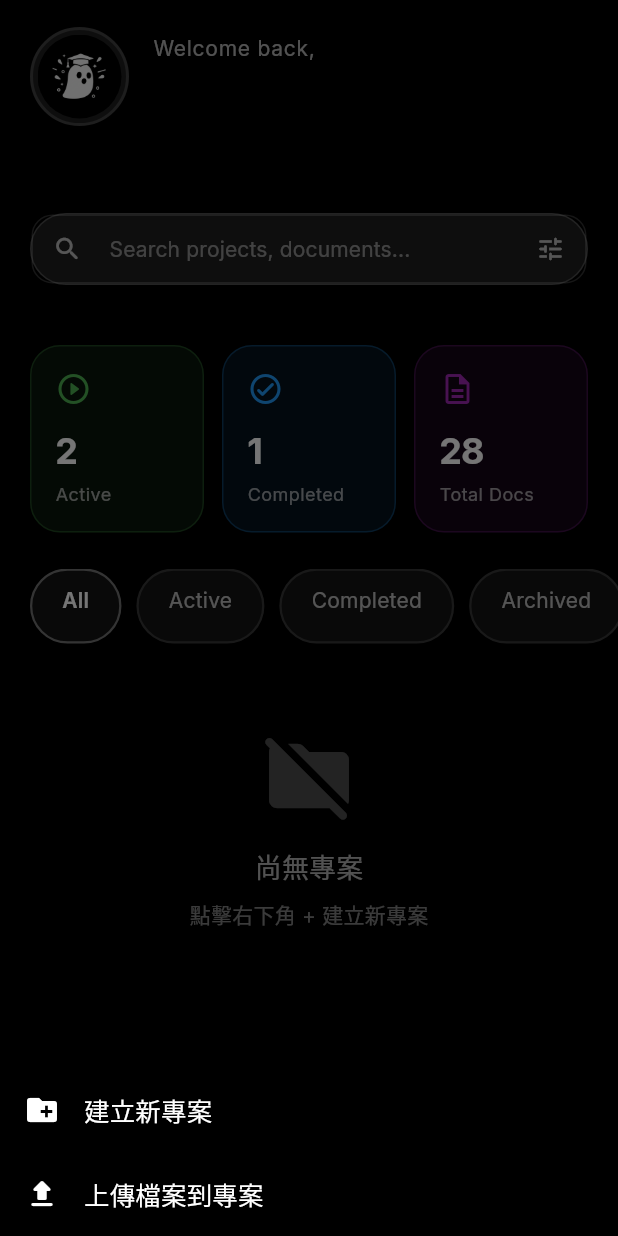
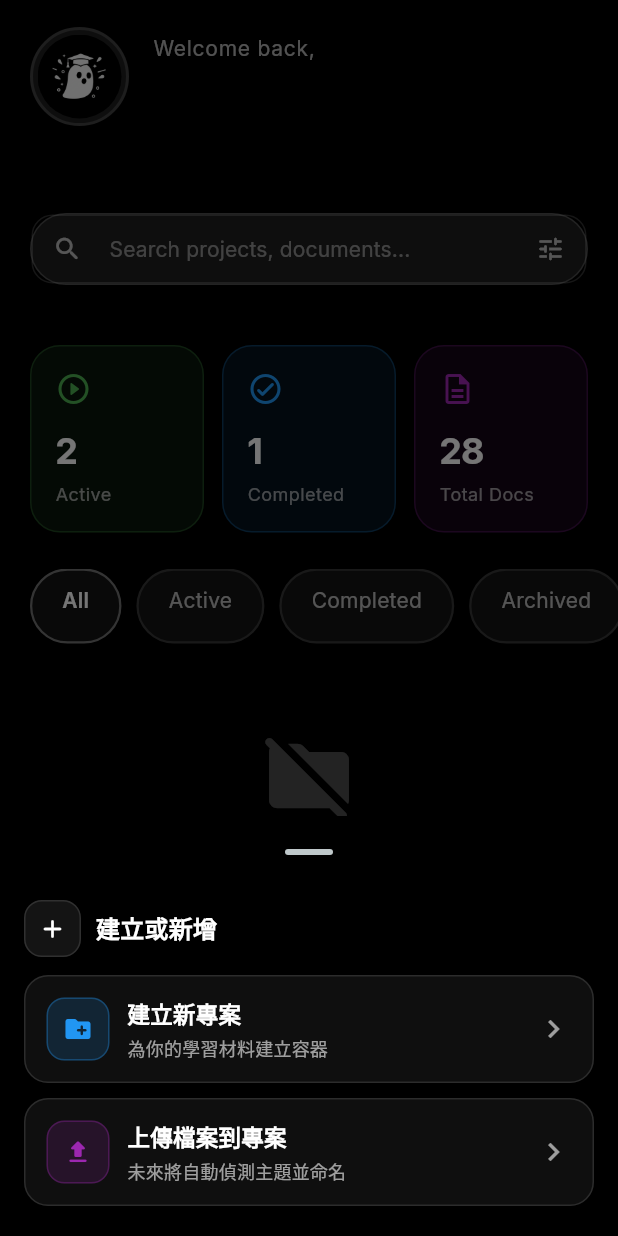
Before and after one commit to ghote-app/ghote, a Flutter app: the screen it shows once a user with an empty profile is signed in, after a tap on the "add" icon, on a phone screen of 412 x 824 dp. Run offline on Flutter 3.47's test engine with Material 3 defaults, Android fonts, the phone set to English and light mode, and no system bars; our stand-ins replace cloud_firestore, file_picker, firebase_auth, firebase_core, firebase_storage, go_router and 3 more; missing offline and left inert: dart:html; accounts and stored records are empty.

Commit message:
feat(ui): refine FAB bottom sheet with themed actions and copy

```diff
--- a/lib/screens/dashboard_screen.dart
+++ b/lib/screens/dashboard_screen.dart
@@ -518,32 +518,109 @@ class _DashboardScreenState extends State<DashboardScreen> with SingleTickerProv
     await showModalBottomSheet(
       context: context,
       backgroundColor: Colors.black,
-      shape: const RoundedRectangleBorder(borderRadius: BorderRadius.vertical(top: Radius.circular(16))),
+      showDragHandle: true,
+      shape: const RoundedRectangleBorder(
+        borderRadius: BorderRadius.vertical(top: Radius.circular(20)),
+      ),
       builder: (context) {
         return SafeArea(
+          child: Padding(
+            padding: const EdgeInsets.fromLTRB(16, 8, 16, 16),
             child: Column(
               mainAxisSize: MainAxisSize.min,
+              crossAxisAlignment: CrossAxisAlignment.start,
               children: <Widget>[
-              ListTile(
-                leading: const Icon(Icons.create_new_folder, color: Colors.white),
-                title: const Text('建立新專案', style: TextStyle(color: Colors.white)),
+                Row(
+                  children: [
+                    Container(
+                      padding: const EdgeInsets.all(8),
+                      decoration: BoxDecoration(
+                        color: Colors.white.withValues(alpha: 0.08),
+                        borderRadius: BorderRadius.circular(12),
+                        border: Border.all(color: Colors.white.withValues(alpha: 0.12)),
+                      ),
+                      child: const Icon(Icons.add_rounded, color: Colors.white, size: 20),
+                    ),
+                    const SizedBox(width: 10),
+                    const Text('建立或新增', style: TextStyle(color: Colors.white, fontSize: 16, fontWeight: FontWeight.w600)),
+                  ],
+                ),
+                const SizedBox(height: 12),
+                _fabAction(
+                  icon: Icons.create_new_folder_rounded,
+                  title: '建立新專案',
+                  subtitle: '為你的學習材料建立容器',
+                  color: Colors.blue,
                   onTap: () async {
                     Navigator.pop(context);
                     await _createNewProject();
                   },
                 ),
-              ListTile(
-                leading: const Icon(Icons.file_upload_rounded, color: Colors.white),
-                title: const Text('上傳檔案到專案', style: TextStyle(color: Colors.white)),
+                const SizedBox(height: 10),
+                _fabAction(
+                  icon: Icons.file_upload_rounded,
+                  title: '上傳檔案到專案',
+                  subtitle: '未來將自動偵測主題並命名',
+                  color: Colors.purple,
                   onTap: () async {
                     Navigator.pop(context);
                     await _pickAndUploadFlow();
                   },
                 ),
+                const SizedBox(height: 4),
               ],
+            ),
           ),
         );
       },
+    );
+  }
+
+  Widget _fabAction({
+    required IconData icon,
+    required String title,
+    required String subtitle,
+    required Color color,
+    required VoidCallback onTap,
+  }) {
+    return InkWell(
+      onTap: onTap,
+      borderRadius: BorderRadius.circular(16),
+      child: Ink(
+        decoration: BoxDecoration(
+          color: Colors.white.withValues(alpha: 0.06),
+          borderRadius: BorderRadius.circular(16),
+          border: Border.all(color: Colors.white.withValues(alpha: 0.12)),
+        ),
+        child: Padding(
+          padding: const EdgeInsets.all(14),
+          child: Row(
+            children: [
+              Container(
+                padding: const EdgeInsets.all(10),
+                decoration: BoxDecoration(
+                  color: color.withOpacity(0.16),
+                  borderRadius: BorderRadius.circular(12),
+                  border: Border.all(color: color.withOpacity(0.32)),
+                ),
+                child: Icon(icon, color: color, size: 20),
+              ),
+              const SizedBox(width: 12),
+              Expanded(
+                child: Column(
+                  crossAxisAlignment: CrossAxisAlignment.start,
+                  children: [
+                    Text(title, style: const TextStyle(color: Colors.white, fontSize: 15, fontWeight: FontWeight.w600)),
+                    const SizedBox(height: 4),
+                    Text(subtitle, style: TextStyle(color: Colors.white.withValues(alpha: 0.6), fontSize: 12)),
+                  ],
+                ),
+              ),
+              Icon(Icons.chevron_right, color: Colors.white.withValues(alpha: 0.6)),
+            ],
+          ),
+        ),
+      ),
     );
   }
 
```
Lines whose indentation alone changed are shown as unchanged.
